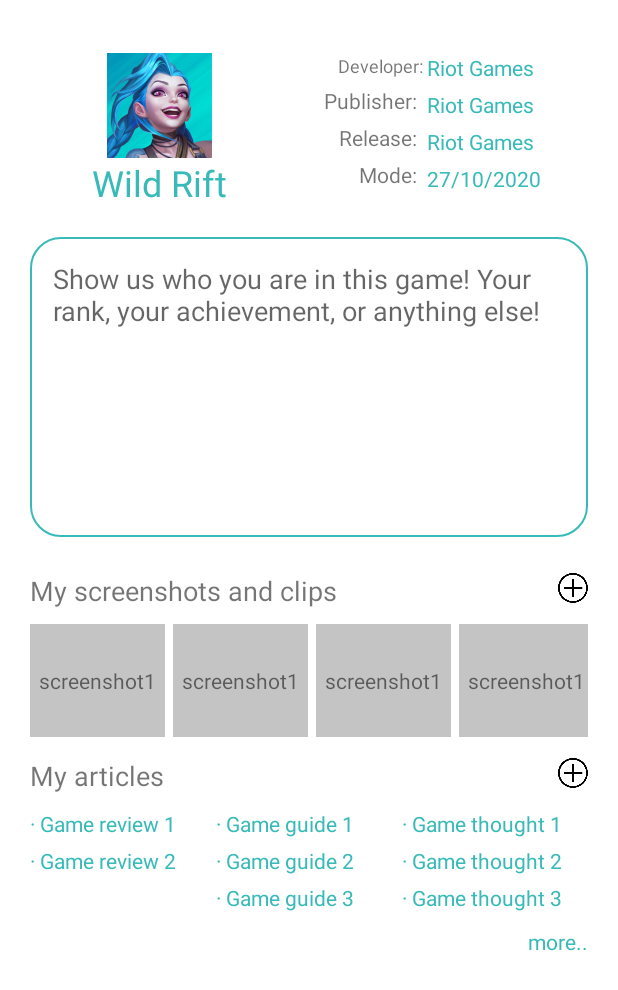
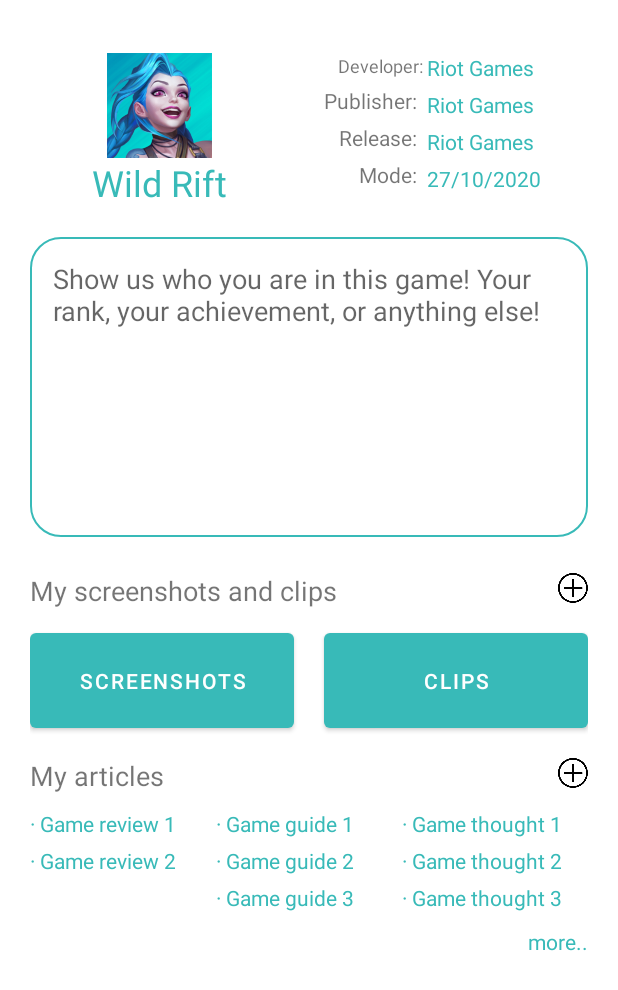
Before and after one commit to Carrick-K7/URGameGuru, an Android app: the MyGameDetailActivity screen opened directly, with no data from a screen before it, on a phone screen of 412 x 824 dp. Shown: the top 990 px of the screen. Run offline under Robolectric (Android 15) with nearby library versions, the phone set to English and light mode, and no system bars.

Commit message:
Video upload function updated; Video and Picture RecyclerView updated;

```diff
--- a/app/build.gradle
+++ b/app/build.gradle
@@ -50,10 +50,13 @@ dependencies {
     implementation 'com.github.bumptech.glide:glide:4.12.0'
     annotationProcessor 'com.github.bumptech.glide:compiler:4.12.0'
 
+    implementation 'com.google.android.exoplayer:exoplayer:2.16.1'
+
     implementation platform('com.google.firebase:firebase-bom:29.0.0')
     implementation 'com.google.firebase:firebase-analytics'
     implementation 'com.google.firebase:firebase-auth'
     implementation 'com.google.firebase:firebase-storage'
+    implementation 'com.firebaseui:firebase-ui-storage:7.2.0'
 
     testImplementation 'junit:junit:4.+'
     androidTestImplementation 'androidx.test.ext:junit:1.1.3'
--- a/app/src/main/AndroidManifest.xml
+++ b/app/src/main/AndroidManifest.xml
@@ -13,7 +13,7 @@
             android:name=".upload_media.UploadMediaActivity"
             android:exported="true" />
         <activity
-            android:name=".show_media.ShowMediaActivity"
+            android:name=".show_media.ShowImageActivity"
             android:exported="true" />
         <activity
             android:name=".comment_list.CommentListActivity"
@@ -43,6 +43,7 @@
         <activity android:name=".game_detail.GameDetailActivity" />
         <activity android:name=".add_article.AddArticleActivity" />
         <activity android:name=".media_gallery.MediaGalleryActivity" />
+        <activity android:name=".show_media.ShowVideoActivity"/>
     </application>
 
 </manifest>
--- a/app/src/main/java/com/example/urgameguru/my_game_detail/MyGameDetailActivity.java
+++ b/app/src/main/java/com/example/urgameguru/my_game_detail/MyGameDetailActivity.java
@@ -14,9 +14,10 @@ import androidx.annotation.Nullable;
 
 import com.example.urgameguru.R;
 import com.example.urgameguru.add_article.AddArticleActivity;
-import com.example.urgameguru.show_media.ShowMediaActivity;
+import com.example.urgameguru.show_media.ShowImageActivity;
 import com.example.urgameguru.article_list.ArticleListActivity;
 import com.example.urgameguru.game_detail.GameDetailActivity;
+import com.example.urgameguru.show_media.ShowVideoActivity;
 import com.example.urgameguru.upload_media.UploadMediaActivity;
 
 public class MyGameDetailActivity extends Activity {
@@ -26,43 +27,41 @@ public class MyGameDetailActivity extends Activity {
         super.onCreate(savedInstanceState);
         setContentView(R.layout.activity_my_game_detail);
 
-        EditText etMyShowBoard = findViewById(R.id.et_my_show_board);
-        etMyShowBoard.setOnFocusChangeListener((v, hasFocus) -> {
+        findViewById(R.id.et_my_show_board).setOnFocusChangeListener((v, hasFocus) -> {
             if (!hasFocus) {
                 hideKeyboard(v);
             }
         });
 
-        ImageView ivAddArticle = findViewById(R.id.add_articles);
-        ivAddArticle.setOnClickListener(v -> {
+        findViewById(R.id.add_articles).setOnClickListener(v -> {
             Intent intent = new Intent(this, AddArticleActivity.class);
             startActivity(intent);
         });
 
-        LinearLayout llTitle = findViewById(R.id.wild_rift_title);
-        llTitle.setOnClickListener(v -> {
+        findViewById(R.id.wild_rift_title).setOnClickListener(v -> {
             Intent intent = new Intent(this, GameDetailActivity.class);
             startActivity(intent);
         });
 
-        TextView tvMoreArticles = findViewById(R.id.more_articles);
-        tvMoreArticles.setOnClickListener(v -> {
+        findViewById(R.id.more_articles).setOnClickListener(v -> {
             Intent intent = new Intent(this, ArticleListActivity.class);
             startActivity(intent);
         });
 
-        ImageView ivAddMedia = findViewById(R.id.add_media);
-        ivAddMedia.setOnClickListener(v -> {
+        findViewById(R.id.add_media).setOnClickListener(v -> {
             Intent intent = new Intent(this, UploadMediaActivity.class);
             startActivity(intent);
         });
 
-        TextView tvShowMedia = findViewById(R.id.tv_screenshot1);
-        tvShowMedia.setOnClickListener(v -> {
-            Intent intent = new Intent(this, ShowMediaActivity.class);
+        findViewById(R.id.tv_screenshot_list).setOnClickListener(v -> {
+            Intent intent = new Intent(this, ShowImageActivity.class);
             startActivity(intent);
         });
 
+        findViewById(R.id.tv_clip_list).setOnClickListener(v -> {
+            Intent intent = new Intent(this, ShowVideoActivity.class);
+            startActivity(intent);
+        });
 
     }
 
--- a/app/src/main/res/layout/activity_my_game_detail.xml
+++ b/app/src/main/res/layout/activity_my_game_detail.xml
@@ -156,37 +156,39 @@
         android:layout_marginTop="10dp"
         android:layout_marginBottom="10dp">
 
-        <TextView
-            android:id="@+id/tv_screenshot1"
-            android:layout_width="90dp"
+
+        <com.google.android.material.button.MaterialButton
+            android:id="@+id/tv_screenshot_list"
+            android:layout_width="0dp"
             android:layout_height="75dp"
-            android:text="screenshot1"
-            android:background="#C4C4C4"
+            android:layout_weight="1"
+            android:text="@string/label_screenshots"
             android:gravity="center" />
 
-        <TextView
-            android:layout_width="90dp"
+        <com.google.android.material.button.MaterialButton
+            android:id="@+id/tv_clip_list"
+            android:layout_width="0dp"
             android:layout_height="75dp"
-            android:text="screenshot1"
-            android:background="#C4C4C4"
+            android:text="@string/label_clips"
             android:gravity="center"
-            android:layout_marginLeft="5dp"/>
+            android:layout_weight="1"
+            android:layout_marginStart="20dp"/>
 
-        <TextView
-            android:layout_width="90dp"
-            android:layout_height="75dp"
-            android:text="screenshot1"
-            android:background="#C4C4C4"
-            android:gravity="center"
-            android:layout_marginLeft="5dp"/>
+<!--        <TextView-->
+<!--            android:layout_width="90dp"-->
+<!--            android:layout_height="75dp"-->
+<!--            android:text="screenshot1"-->
+<!--            android:background="#C4C4C4"-->
+<!--            android:gravity="center"-->
+<!--            android:layout_marginLeft="5dp"/>-->
 
-        <TextView
-            android:layout_width="90dp"
-            android:layout_height="75dp"
-            android:text="screenshot1"
-            android:background="#C4C4C4"
-            android:gravity="center"
-            android:layout_marginLeft="5dp"/>
+<!--        <TextView-->
+<!--            android:layout_width="90dp"-->
+<!--            android:layout_height="75dp"-->
+<!--            android:text="screenshot1"-->
+<!--            android:background="#C4C4C4"-->
+<!--            android:gravity="center"-->
+<!--            android:layout_marginLeft="5dp"/>-->
 
     </LinearLayout>
 
--- a/app/src/main/res/values/strings.xml
+++ b/app/src/main/res/values/strings.xml
@@ -143,8 +143,10 @@
     <string name="top_comment">Top Comments</string>
     <string name="recent_comment">Recent Comments</string>
     <string name="label_developer">"Developer: "</string>
-    <string name="select">Select image / video</string>
     <string name="upload">Upload</string>
 
     <string name="title_login_activity">LoginActivity</string>
+    <string name="label_test_image">test_image</string>
+    <string name="label_select_image">Select Image</string>
+    <string name="label_select_video">Select Video</string>
 </resources>
```
Also changed, not shown: app/src/main/java/com/example/urgameguru/show_media/ShowImageActivity.java (renamed from app/src/main/java/com/example/urgameguru/show_media/ShowMediaActivity.java, +12 -24 lines), app/src/main/java/com/example/urgameguru/show_media/ShowImageAdapter.java (renamed from app/src/main/java/com/example/urgameguru/show_media/ShowMediaAdapter.java, +21 -11 lines), app/src/main/java/com/example/urgameguru/show_media/ShowVideoActivity.java (added, +71 -0 lines), app/src/main/java/com/example/urgameguru/show_media/ShowVideoAdapter.java (added, +103 -0 lines), app/src/main/java/com/example/urgameguru/upload_media/UploadMediaActivity.java (+7 -4 lines), app/src/main/java/com/example/urgameguru/utils/MyAppGlideModule.java (added, +25 -0 lines), app/src/main/res/layout/activity_show_image.xml (renamed from app/src/main/res/layout/activity_add_media.xml, +3 -5 lines), app/src/main/res/layout/activity_show_video.xml (added, +13 -0 lines), app/src/main/res/layout/activity_upload_media.xml (+9 -2 lines), app/src/main/res/layout/viewholder_add_media.xml (deleted, +0 -18 lines), app/src/main/res/layout/viewholder_image.xml (added, +15 -0 lines), app/src/main/res/layout/viewholder_video.xml (added, +14 -0 lines).
